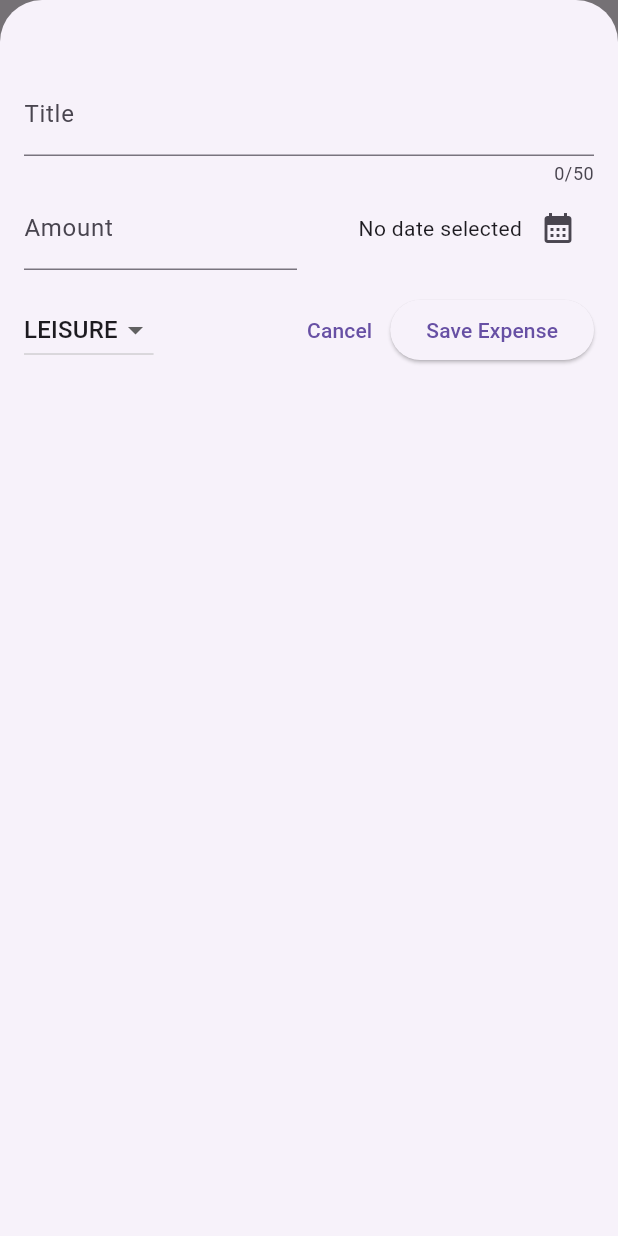
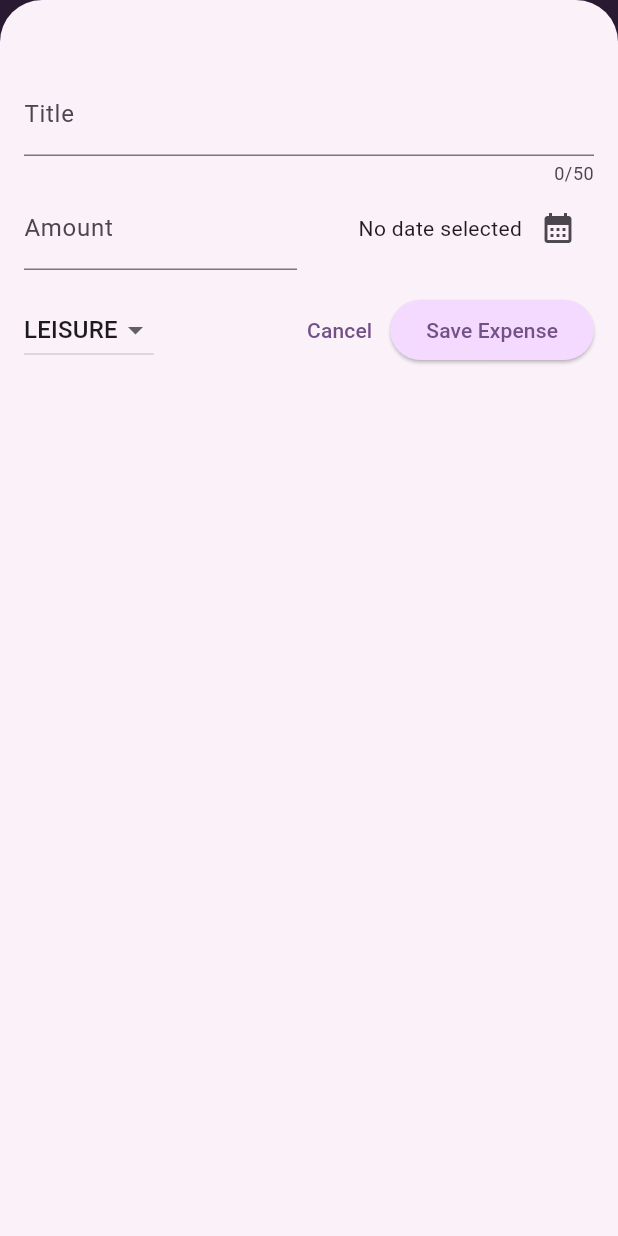
Before and after one commit to VeronikaTish/expense_tracker, a Flutter app: the screen it shows after launch, after a tap on the "add" icon, on a phone screen of 412 x 824 dp. Run offline on Flutter 3.47's test engine with Material 3 defaults, Android fonts, the phone set to English and light mode, and no system bars.

Commit message:
Setting text themes

```diff
--- a/lib/main.dart
+++ b/lib/main.dart
@@ -1,12 +1,37 @@
 import 'package:flutter/material.dart';
 import 'package:expense_tracker/widgets/expenses.dart';
+
+var kColorScheme =
+    ColorScheme.fromSeed(seedColor: const Color.fromARGB(255, 220, 163, 255));
 
 void main() {
   runApp(
     MaterialApp(
       theme: ThemeData().copyWith(
-        scaffoldBackgroundColor: const Color.fromARGB(255, 220, 163, 255),
-      ),
+          colorScheme: kColorScheme,
+          appBarTheme: AppBarTheme(
+            backgroundColor: kColorScheme.onPrimaryContainer,
+            foregroundColor: kColorScheme.primaryContainer,
+          ),
+          cardTheme: const CardTheme().copyWith(
+            color: kColorScheme.secondaryContainer,
+            margin: const EdgeInsets.symmetric(
+              horizontal: 16,
+              vertical: 8,
+            ),
+          ),
+          elevatedButtonTheme: ElevatedButtonThemeData(
+            style: ElevatedButton.styleFrom(
+              backgroundColor: kColorScheme.primaryContainer,
+            ),
+          ),
+          textTheme: ThemeData().textTheme.copyWith(
+                titleLarge: TextStyle(
+                  fontWeight: FontWeight.bold,
+                  color: kColorScheme.onSecondaryContainer,
+                  fontSize: 16,
+                ),
+              )),
       home: const Expenses(),
     ),
   );
--- a/lib/widgets/expenses_list/expense_item.dart
+++ b/lib/widgets/expenses_list/expense_item.dart
@@ -15,18 +15,24 @@ class ExpenseItem extends StatelessWidget {
           vertical: 16,
         ),
         child: Column(
+          crossAxisAlignment: CrossAxisAlignment.start,
           children: [
-            Text(expense.title),
+            Text(
+              expense.title,
+              style: Theme.of(context).textTheme.titleLarge,
+            ),
             const SizedBox(height: 4),
             Row(
               children: [
                 Text('\$${expense.amount.toStringAsFixed(2)}'),
                 const Spacer(),
-                Row(children: [
-                  Icon(categoryIcons[expense.category]),
-                   const SizedBox(width: 8),
-                   Text(expense.formattedDate),
-                ],)
+                Row(
+                  children: [
+                    Icon(categoryIcons[expense.category]),
+                    const SizedBox(width: 8),
+                    Text(expense.formattedDate),
+                  ],
+                )
               ],
             ),
           ],
--- a/lib/widgets/expenses_list/expenses_list.dart
+++ b/lib/widgets/expenses_list/expenses_list.dart
@@ -3,11 +3,8 @@ import 'package:expense_tracker/widgets/expenses_list/expense_item.dart';
 import 'package:flutter/material.dart';
 
 class ExpensesList extends StatelessWidget {
-  const ExpensesList({
-    super.key,
-    required this.expenses,
-    required this.onRemoveExpense
-  });
+  const ExpensesList(
+      {super.key, required this.expenses, required this.onRemoveExpense});
 
   final List<Expense> expenses;
   final void Function(Expense expense) onRemoveExpense;
@@ -18,6 +15,12 @@ class ExpensesList extends StatelessWidget {
       itemCount: expenses.length,
       itemBuilder: (ctx, index) => Dismissible(
         key: ValueKey(expenses[index]),
+        background: Container(
+          color: Theme.of(context).colorScheme.error.withOpacity(0.75),
+          margin: EdgeInsets.symmetric(
+            horizontal: Theme.of(context).cardTheme.margin!.horizontal,
+          ),
+        ),
         onDismissed: (direction) {
           onRemoveExpense(expenses[index]);
         },
```
